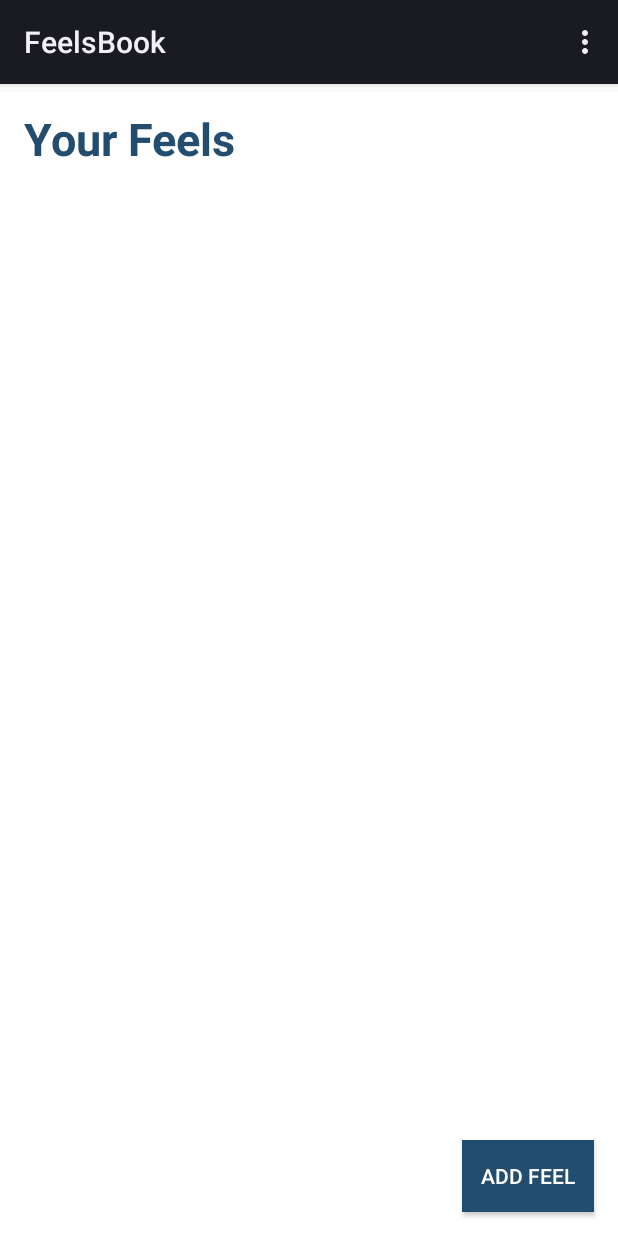
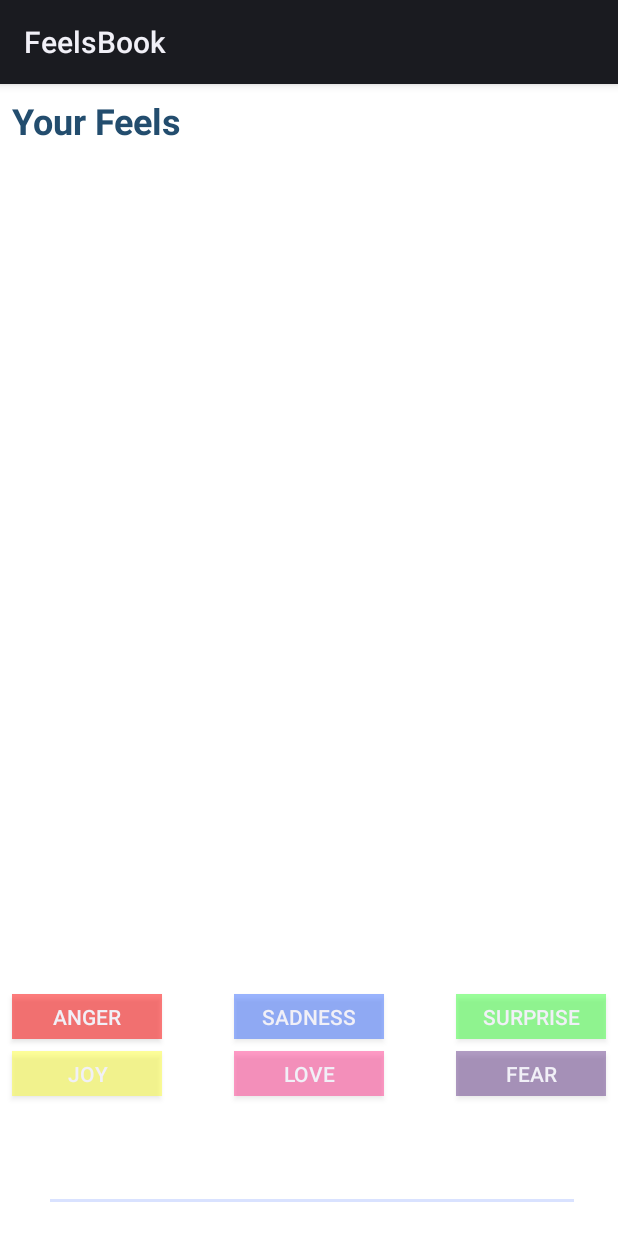
Before and after one commit to wlt30/wlt-FeelsBook, an Android app: the screen it shows after launch (FeelsBookActivity), on a phone screen of 412 x 824 dp. Run offline under Robolectric (Android 15) with nearby library versions, the phone set to English and light mode, and no system bars.

Commit message:
posting Feels as desired

```diff
--- a/app/src/main/AndroidManifest.xml
+++ b/app/src/main/AndroidManifest.xml
@@ -25,10 +25,6 @@
                 <category android:name="android.intent.category.LAUNCHER" />
             </intent-filter>
         </activity>
-        <activity
-            android:name=".AddFeel"
-            android:label="AddFeel" >
-        </activity>
     </application>
 
 </manifest>
--- a/app/src/main/java/com/example/owner/wlt_feelsbook2/FeelsBookActivity.java
+++ b/app/src/main/java/com/example/owner/wlt_feelsbook2/FeelsBookActivity.java
@@ -25,6 +25,8 @@ import java.io.IOException;
 import java.io.InputStreamReader;
 import java.io.OutputStreamWriter;
 import java.lang.reflect.Type;
+import java.text.DateFormat;
+import java.text.SimpleDateFormat;
 import java.util.ArrayList;
 import java.util.Calendar;
 import java.util.Date;
@@ -35,17 +37,28 @@ public class FeelsBookActivity extends Activity {
 
     private static final String FILENAME = "feels_log.sav";
     private FeelsBookActivity activity = this;
-    public Button getAddButton() {
-        return addButton;
-    }
-
-    private Button addButton;
-
     public ListView getFeelsHistory() {
         return feelsHistory;
     }
+    public ListView feelsHistory;
+    public Button getLoveButton() {return loveButton;}
+    private Button loveButton;
+    public Button getJoyButton() {return joyButton;}
+    private Button joyButton;
+    public Button getSurpriseButton() {return surpriseButton;}
+    private Button surpriseButton;
+    public Button getAngerButton() {return angerButton;}
+    private Button angerButton;
+    public Button getSadnessButton() {return sadnessButton;}
+    private Button sadnessButton;
+    public Button getFearButton() {return fearButton;}
+    private Button fearButton;
+    public EditText getCommentText() {
+        return commentText;
+    }
 
-    public ListView feelsHistory;
+    private EditText commentText;
+
 
     protected ArrayList<Feel> feels = new ArrayList<>();
     private ArrayAdapter<Feel> adapter;
@@ -55,37 +68,71 @@ public class FeelsBookActivity extends Activity {
     public void onCreate(Bundle savedInstanceState) {
         super.onCreate(savedInstanceState); //this is a view
         setContentView(R.layout.activity_main); // this is a view
+        commentText = (EditText) findViewById(R.id.commentBody);
+        feelsHistory = findViewById(R.id.feelsHistory);
+        loveButton = findViewById(R.id.loveButton);
+        joyButton = findViewById(R.id.joyButton);
+        surpriseButton = findViewById(R.id.surpriseButton);
+        angerButton = findViewById(R.id.angerButton);
+        sadnessButton = findViewById(R.id.sadnessButton);
+        fearButton = findViewById(R.id.fearButton);
 
-        addButton = findViewById(R.id.addButton);
-        feelsHistory = findViewById(R.id.feelsHistory);
-
-        addButton.setOnClickListener(new View.OnClickListener() {
+        loveButton.setOnClickListener(new View.OnClickListener(){
             public void onClick(View v) {
-                Intent intent = new Intent(FeelsBookActivity.this, AddFeel.class);
-                startActivity(intent);
-                saveInFile(); //declared later
+                String comment = commentText.getText().toString();
+                postFeel("Love",comment);
+            }
+        });
+        joyButton.setOnClickListener(new View.OnClickListener(){
+            public void onClick(View v) {
+                String comment = commentText.getText().toString();
+                postFeel("Joy",comment);
+            }
+        });
+        surpriseButton.setOnClickListener(new View.OnClickListener(){
+            public void onClick(View v) {
+                String comment = commentText.getText().toString();
+                postFeel("Surprise",comment);
+            }
+        });
+        angerButton.setOnClickListener(new View.OnClickListener(){
+            public void onClick(View v) {
+                String comment = commentText.getText().toString();
+                postFeel("Anger",comment);
+            }
+        });
+        sadnessButton.setOnClickListener(new View.OnClickListener(){
+            public void onClick(View v) {
+                String comment = commentText.getText().toString();
+                postFeel("Sadness", comment);
+            }
+        });
+        fearButton.setOnClickListener(new View.OnClickListener(){
+            public void onClick(View v) {
+                String comment = commentText.getText().toString();
+                postFeel("Fear", comment);
             }
         });
     }
 
-    public void addFeel(MenuItem menu) {
-        Toast.makeText(this, "Adding Feel", Toast.LENGTH_SHORT).show();
-        Intent intent = new Intent(FeelsBookActivity.this, AddFeel.class);
-        startActivity(intent);
+    public void postFeel(String mood, String comment){
+        Toast.makeText(this,"Adding Feel", Toast.LENGTH_SHORT).show();
+        Date date = new Date();
+        feels.add(new Feel(mood, date, comment));
+        adapter.notifyDataSetChanged();
+        saveInFile();
     }
-
-
-    @Override
+/*    @Override
     public boolean onCreateOptionsMenu(Menu menu) {
         getMenuInflater().inflate(R.menu.main,menu);
         return true;
-    }
+    }*/
 
     @Override
     protected void onStart(){
         super.onStart();
         loadFromFile(); //declared later
-        adapter = new ArrayAdapter<Feel>(this, R.layout.activity_main, feels);
+        adapter = new ArrayAdapter<>(this, R.layout.list_feels, feels);
         feelsHistory.setAdapter(adapter);
     }
 
@@ -98,9 +145,7 @@ public class FeelsBookActivity extends Activity {
             feels = gson.fromJson(in, listType);
         } catch (FileNotFoundException e){
             feels = new ArrayList<>();
-        } /*catch (IOException e) {
-            throw new RuntimeException(e);
-        }*/
+        }
     }
 
     private void saveInFile(){
--- a/app/src/main/res/layout-v26/activity_main.xml
+++ b/app/src/main/res/layout-v26/activity_main.xml
@@ -6,45 +6,126 @@
     android:layout_height="match_parent"
     android:background="#ffffff">
 
+    <Button
+        android:id="@+id/fearButton"
+        android:layout_width="100dp"
+        android:layout_height="30dp"
+        android:layout_marginEnd="8dp"
+        android:layout_marginBottom="8dp"
+        android:background="#63360066"
+        android:text="@string/fear"
+        app:layout_constraintBottom_toTopOf="@+id/commentBody"
+        app:layout_constraintEnd_toEndOf="parent" />
+
+    <Button
+        android:id="@+id/loveButton"
+        android:layout_width="100dp"
+        android:layout_height="30dp"
+        android:layout_marginStart="34dp"
+        android:layout_marginLeft="34dp"
+        android:layout_marginEnd="34dp"
+        android:layout_marginRight="34dp"
+        android:layout_marginBottom="8dp"
+        android:background="@color/love"
+        android:text="@string/love"
+        app:layout_constraintBottom_toTopOf="@+id/commentBody"
+        app:layout_constraintEnd_toStartOf="@+id/fearButton"
+        app:layout_constraintStart_toEndOf="@+id/joyButton" />
+
+    <Button
+        android:id="@+id/joyButton"
+        android:layout_width="100dp"
+        android:layout_height="30dp"
+        android:layout_marginStart="8dp"
+        android:layout_marginBottom="8dp"
+        android:background="@color/joy"
+        android:text="@string/joy"
+        app:layout_constraintBottom_toTopOf="@+id/commentBody"
+        app:layout_constraintStart_toStartOf="parent" />
+
+    <Button
+        android:id="@+id/surpriseButton"
+        android:layout_width="100dp"
+        android:layout_height="30dp"
+        android:layout_marginEnd="8dp"
+        android:layout_marginBottom="8dp"
+        android:background="#6400ff00"
+        android:text="@string/surprise"
+        app:layout_constraintBottom_toTopOf="@+id/fearButton"
+        app:layout_constraintEnd_toEndOf="parent" />
+
+    <Button
+        android:id="@+id/sadnessButton"
+        android:layout_width="100dp"
+        android:layout_height="30dp"
+        android:layout_marginStart="34dp"
+        android:layout_marginLeft="34dp"
+        android:layout_marginEnd="34dp"
+        android:layout_marginRight="34dp"
+        android:layout_marginBottom="8dp"
+        android:background="@color/sad"
+        android:text="@string/sadness"
+        app:layout_constraintBottom_toTopOf="@+id/loveButton"
+        app:layout_constraintEnd_toStartOf="@+id/surpriseButton"
+        app:layout_constraintStart_toEndOf="@+id/angerButton" />
+
+    <Button
+        android:id="@+id/angerButton"
+        android:layout_width="100dp"
+        android:layout_height="30dp"
+        android:layout_marginStart="8dp"
+        android:layout_marginBottom="8dp"
+        android:background="#81ff0000"
+        android:text="@string/anger"
+        app:layout_constraintBottom_toTopOf="@+id/joyButton"
+        app:layout_constraintStart_toStartOf="parent" />
+
+    <EditText
+        android:id="@+id/commentBody"
+        android:layout_width="357dp"
+        android:layout_height="69dp"
+        android:layout_marginStart="8dp"
+        android:layout_marginLeft="8dp"
+        android:layout_marginEnd="8dp"
+        android:layout_marginRight="8dp"
+        android:layout_marginBottom="16dp"
+        android:autofillHints=""
+        android:ems="10"
+        android:hint="@string/optional_comment"
+        android:inputType="text"
+        android:maxLength="100"
+        app:layout_constraintBottom_toBottomOf="parent"
+        app:layout_constraintEnd_toEndOf="parent"
+        app:layout_constraintHorizontal_bias="0.545"
+        app:layout_constraintStart_toStartOf="parent" />
+
     <TextView
         android:id="@+id/yourFeelsTextView"
         android:layout_width="0dp"
         android:layout_height="40dp"
-        android:layout_marginStart="16dp"
-        android:layout_marginTop="16dp"
+        android:layout_marginStart="8dp"
+        android:layout_marginTop="8dp"
         android:text="@string/your_feels"
         android:textAllCaps="false"
         android:textColor="@color/colorPrimary"
-        android:textSize="30sp"
+        android:textSize="24sp"
         android:textStyle="bold"
         app:layout_constraintStart_toStartOf="parent"
         app:layout_constraintTop_toTopOf="parent" />
-
-    <Button
-        android:id="@+id/addButton"
-        android:layout_width="wrap_content"
-        android:layout_height="wrap_content"
-        android:layout_marginEnd="16dp"
-        android:layout_marginBottom="16dp"
-        android:background="@color/colorPrimary"
-        android:onClick="addFeel"
-        android:text="@string/add_feel"
-        android:textColor="#ffffff"
-        app:layout_constraintBottom_toBottomOf="parent"
-        app:layout_constraintEnd_toEndOf="parent" />
 
     <ListView
         android:id="@+id/feelsHistory"
         android:layout_width="0dp"
         android:layout_height="0dp"
-        android:layout_marginStart="16dp"
-        android:layout_marginLeft="16dp"
-        android:layout_marginTop="16dp"
-        android:layout_marginEnd="16dp"
-        android:layout_marginRight="16dp"
+        android:layout_marginStart="8dp"
+        android:layout_marginLeft="8dp"
+        android:layout_marginTop="8dp"
+        android:layout_marginEnd="8dp"
+        android:layout_marginRight="8dp"
         android:layout_marginBottom="16dp"
         android:scrollbars="vertical"
-        app:layout_constraintBottom_toTopOf="@+id/addButton"
+        android:verticalScrollbarPosition="right"
+        app:layout_constraintBottom_toTopOf="@+id/sadnessButton"
         app:layout_constraintEnd_toEndOf="parent"
         app:layout_constraintStart_toStartOf="parent"
         app:layout_constraintTop_toBottomOf="@+id/yourFeelsTextView" />
```
Also changed, not shown: app/src/main/java/com/example/owner/wlt_feelsbook2/AddFeel.java (deleted, +0 -167 lines), app/src/main/java/com/example/owner/wlt_feelsbook2/Feel.java (+8 -5 lines), app/src/main/java/com/example/owner/wlt_feelsbook2/FeelsList.java (+8 -11 lines), app/src/main/java/com/example/owner/wlt_feelsbook2/Postable.java (deleted, +0 -9 lines), app/src/main/java/com/example/owner/wlt_feelsbook2/ValidEntry.java (deleted, +0 -9 lines), app/src/main/res/layout-v26/select_mood.xml (deleted, +0 -137 lines), app/src/main/res/layout/list_feels.xml (added, +10 -0 lines), app/src/main/res/menu/add_feel.xml (deleted, +0 -10 lines).
